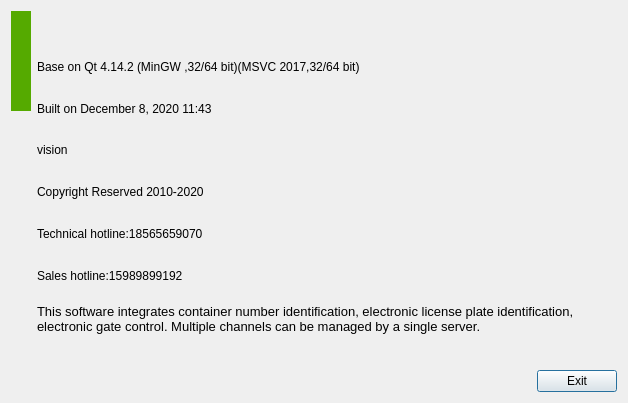
Old version of the form Main/About/aboutdialog.ui in the repository 519984307/Container_Multiple_Channels_20200522.
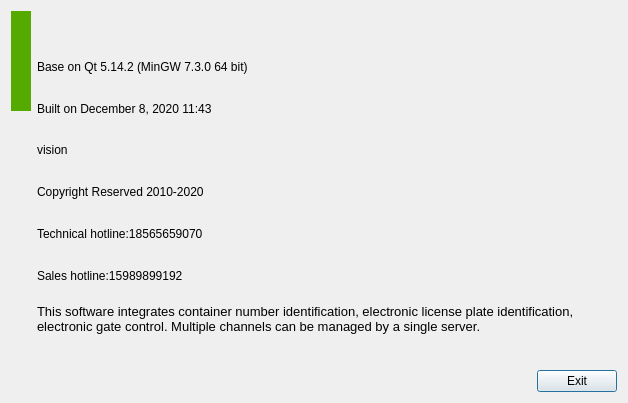
New version of the form. Icons and pictures are not drawn.

The edit to the form file:
```diff
--- a/Main/About/aboutdialog.ui
+++ b/Main/About/aboutdialog.ui
@@ -68,7 +68,7 @@
      <item>
       <widget class="QLabel" name="label_11">
        <property name="text">
-        <string>Base on Qt 4.14.2 (MinGW ,32/64 bit)(MSVC 2017,32/64 bit)</string>
+        <string>Base on Qt 5.14.2 (MinGW 7.3.0 64 bit)</string>
        </property>
       </widget>
      </item>
```
